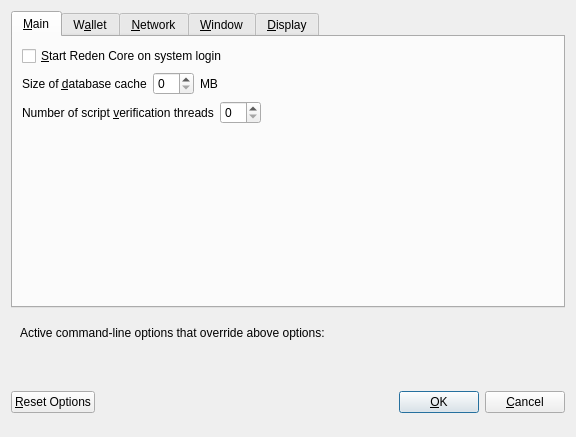
Above: src/qt/forms/optionsdialog.ui from HTHcoin/HTH-Legacy-old-chain before the change. Below: the same form after it.
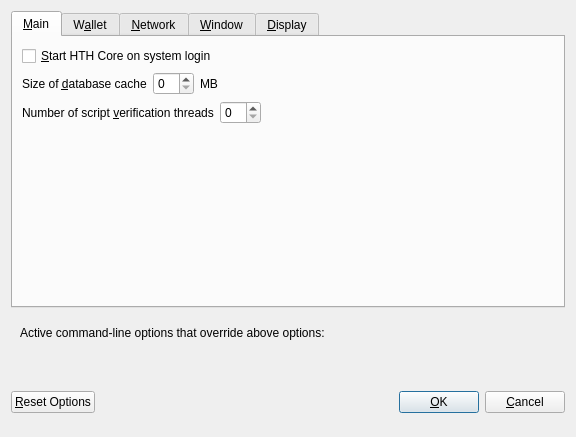
That is the form after the change. Custom widgets are drawn as their Qt base class.

Diff of the .ui file:
```diff
--- a/src/qt/forms/optionsdialog.ui
+++ b/src/qt/forms/optionsdialog.ui
@@ -33,7 +33,7 @@
           <string>Automatically start Reden Core after logging in to the system.</string>
          </property>
          <property name="text">
-          <string>&amp;Start Reden Core on system login</string>
+          <string>&amp;Start HTH Core on system login</string>
          </property>
         </widget>
        </item>
```
Left out of the diff: 14 changed lines with no effect on the pictures.
